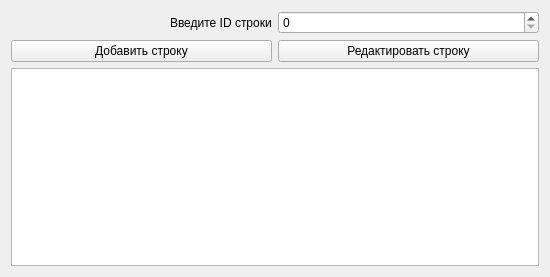
Before: the Qt Designer form addEditCoffeeForm.ui in yarikmuhatdinov/coffee, drawn with Qt 5.
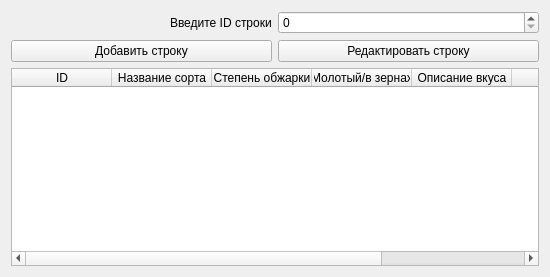
After: the same form once the commit is applied.

Diff of the .ui file:
```diff
--- a/addEditCoffeeForm.ui
+++ b/addEditCoffeeForm.ui
@@ -28,7 +28,43 @@
     </widget>
    </item>
    <item row="4" column="0" colspan="2">
-    <widget class="QTableWidget" name="tableWidget"/>
+    <widget class="QTableWidget" name="tableWidget">
+     <column>
+      <property name="text">
+       <string>ID</string>
+      </property>
+     </column>
+     <column>
+      <property name="text">
+       <string>Название сорта</string>
+      </property>
+     </column>
+     <column>
+      <property name="text">
+       <string>Степень обжарки</string>
+      </property>
+     </column>
+     <column>
+      <property name="text">
+       <string>Молотый/в зернах</string>
+      </property>
+     </column>
+     <column>
+      <property name="text">
+       <string>Описание вкуса</string>
+      </property>
+     </column>
+     <column>
+      <property name="text">
+       <string>Цена</string>
+      </property>
+     </column>
+     <column>
+      <property name="text">
+       <string>Объем упаковки</string>
+      </property>
+     </column>
+    </widget>
    </item>
    <item row="2" column="0">
     <widget class="QPushButton" name="pushButtonAdd">
```
